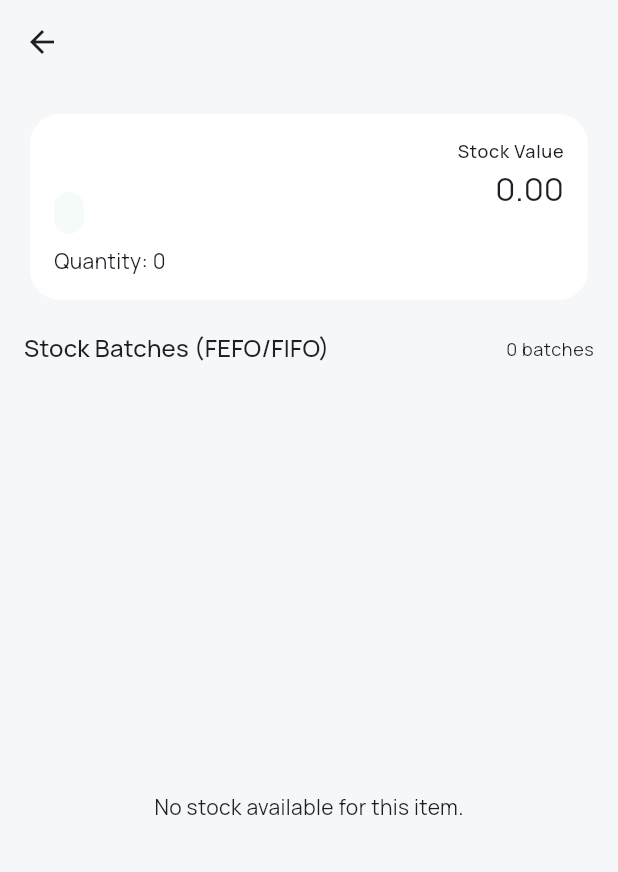
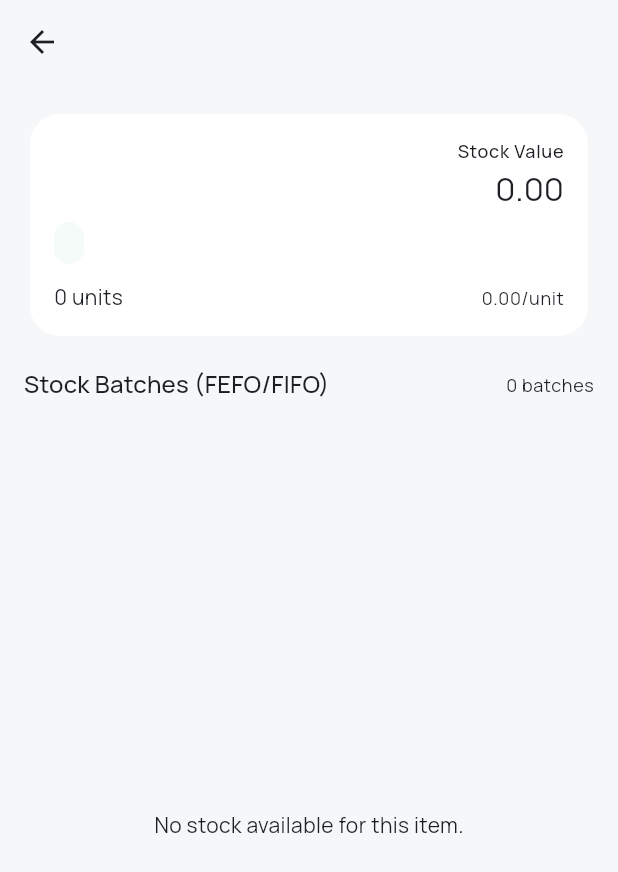
Before and after one commit to KINMINSOO123/small_convenience_store_financial_inventory_app, a Flutter app: the InventoryItemDetailScreen screen opened directly with empty values, on a phone screen of 412 x 824 dp. Shown: the top 872 px of the screen. Run offline on Flutter 3.47's test engine with Material 3 defaults, Android fonts, the phone set to English and light mode, and no system bars; our stand-ins replace csv, google_fonts, share_plus, sqflite; accounts and stored records are empty.

Commit message:
Whole screen UI updates

```diff
--- a/lib/controllers/inventory_controller.dart
+++ b/lib/controllers/inventory_controller.dart
@@ -126,7 +126,7 @@ class InventoryController extends ChangeNotifier {
       return [];
     }
     final now = DateTime.now();
-    final soon = now.add(const Duration(days: 7));
+    final soon = now.add(const Duration(days: 30));
     return _service.items.where((item) {
       final expiry = purchaseController.nextExpiryForItem(item.id);
       if (expiry == null) {
--- a/lib/screens/inventory_item_detail_screen.dart
+++ b/lib/screens/inventory_item_detail_screen.dart
@@ -9,10 +9,14 @@ class InventoryItemDetailScreen extends StatelessWidget {
     super.key,
     required this.item,
     required this.controller,
+    this.onEdit,
+    this.onDelete,
   });
 
   final InventoryItem item;
   final InventoryController controller;
+  final VoidCallback? onEdit;
+  final VoidCallback? onDelete;
 
   String _formatDate(DateTime date) {
     final year = date.year.toString().padLeft(4, '0');
@@ -30,7 +34,23 @@ class InventoryItemDetailScreen extends StatelessWidget {
   @override
   Widget build(BuildContext context) {
     return Scaffold(
-      appBar: AppBar(title: Text(item.name)),
+      appBar: AppBar(
+        title: Text(item.name),
+        actions: [
+          if (onEdit != null)
+            IconButton(
+              onPressed: onEdit,
+              icon: const Icon(Icons.edit_outlined),
+              tooltip: 'Edit',
+            ),
+          if (onDelete != null)
+            IconButton(
+              onPressed: onDelete,
+              icon: const Icon(Icons.delete_outline),
+              tooltip: 'Delete',
+            ),
+        ],
+      ),
       body: AnimatedBuilder(
         animation: controller,
         builder: (context, _) {
@@ -45,25 +65,16 @@ class InventoryItemDetailScreen extends StatelessWidget {
                 child: Card(
                   child: Padding(
                     padding: const EdgeInsets.all(16),
-                    child: Row(
+                    child: Column(
+                      crossAxisAlignment: CrossAxisAlignment.start,
+                      children: [
+                        Row(
                           crossAxisAlignment: CrossAxisAlignment.start,
                           children: [
                             Expanded(
-                          child: Column(
-                            crossAxisAlignment: CrossAxisAlignment.start,
-                            children: [
-                              Text(
+                              child: Text(
                                 item.name,
                                 style: theme.textTheme.titleLarge,
-                              ),
-                              const SizedBox(height: 8),
-                              _Pill(label: item.category),
-                              const SizedBox(height: 8),
-                              Text(
-                                'Quantity: ${item.quantity}',
-                                style: theme.textTheme.bodyMedium,
-                              ),
-                            ],
                               ),
                             ),
                             Column(
@@ -77,6 +88,24 @@ class InventoryItemDetailScreen extends StatelessWidget {
                                 Text(
                                   totalValue.toStringAsFixed(2),
                                   style: theme.textTheme.titleLarge,
+                                ),
+                              ],
+                            ),
+                          ],
+                        ),
+                        const SizedBox(height: 8),
+                        _Pill(label: item.category),
+                        const SizedBox(height: 12),
+                        Row(
+                          children: [
+                            Text(
+                              '${item.quantity} units',
+                              style: theme.textTheme.bodyMedium,
+                            ),
+                            const Spacer(),
+                            Text(
+                              '${item.sellingPrice.toStringAsFixed(2)}/unit',
+                              style: theme.textTheme.bodySmall,
                             ),
                           ],
                         ),
@@ -104,15 +133,18 @@ class InventoryItemDetailScreen extends StatelessWidget {
               const SizedBox(height: 8),
               Expanded(
                 child: batches.isEmpty
-                    ? const Center(child: Text('No stock available for this item.'))
+                    ? const Center(
+                        child: Text('No stock available for this item.'))
                     : ListView.separated(
                         padding: const EdgeInsets.symmetric(horizontal: 16),
                         itemCount: batches.length,
-                        separatorBuilder: (_, __) => const Divider(height: 1),
+                        separatorBuilder: (_, __) =>
+                            const Divider(height: 1),
                         itemBuilder: (context, index) {
                           final batch = batches[index];
                           return Padding(
-                            padding: const EdgeInsets.symmetric(vertical: 8),
+                            padding:
+                                const EdgeInsets.symmetric(vertical: 8),
                             child: Row(
                               crossAxisAlignment: CrossAxisAlignment.start,
                               children: [
@@ -128,8 +160,11 @@ class InventoryItemDetailScreen extends StatelessWidget {
                                         CrossAxisAlignment.start,
                                     children: [
                                       Text(
-                                        index == 0 ? 'Sell first' : 'Sell next',
-                                        style: theme.textTheme.titleSmall,
+                                        index == 0
+                                            ? 'Sell first'
+                                            : 'Sell next',
+                                        style:
+                                            theme.textTheme.titleSmall,
                                       ),
                                       const SizedBox(height: 4),
                                       Wrap(
@@ -149,11 +184,13 @@ class InventoryItemDetailScreen extends StatelessWidget {
                                       const SizedBox(height: 4),
                                       Text(
                                         _expiryLabel(batch),
-                                        style: theme.textTheme.bodySmall,
+                                        style:
+                                            theme.textTheme.bodySmall,
                                       ),
                                       Text(
                                         'Purchased ${_formatDate(batch.receivedAt)}',
-                                        style: theme.textTheme.bodySmall,
+                                        style:
+                                            theme.textTheme.bodySmall,
                                       ),
                                       const SizedBox(height: 4),
                                       Text(
--- a/lib/services/purchase_service.dart
+++ b/lib/services/purchase_service.dart
@@ -617,7 +617,7 @@ class PurchaseService {
     }
     final now = DateTime.now();
     return nextExpiry.isAfter(now) &&
-        nextExpiry.isBefore(now.add(const Duration(days: 7)));
+        nextExpiry.isBefore(now.add(const Duration(days: 30)));
   }
 
   List<StockBatch> stockRotationForItem(int itemId) {
```
Also changed, not shown: lib/screens/expenses_screen.dart (+13 -2 lines), lib/screens/inventory_screen.dart (+57 -66 lines), lib/screens/purchases_screen.dart (+17 -41 lines), lib/screens/reporting_screen.dart (+6 -1 lines), lib/screens/sales_screen.dart (+18 -5 lines), 4 other files. Lines whose indentation alone changed are shown as unchanged.
